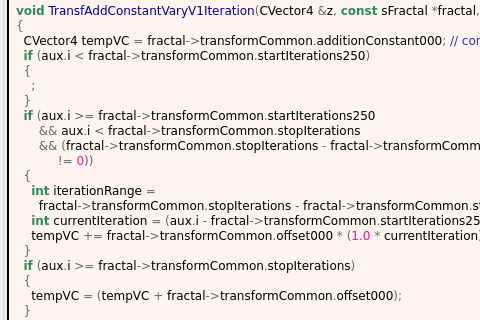
This is mandelbulber2/formula/ui/transf_add_constant_vary_v1.ui in buddhi1980/mandelbulber2 as Qt 5 draws it before an edit; both pictures show x 0 to 480 and y 248 to 568 of the 889 by 799 pixel window. The edited form follows.
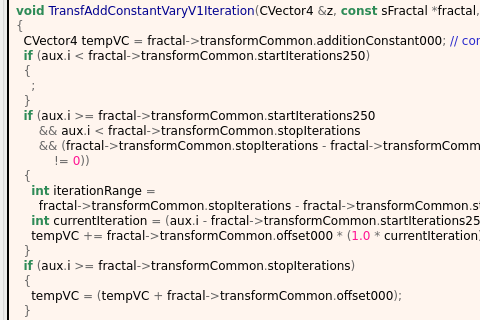
This is the edited form. Custom widgets are drawn as their Qt base class.

What changed in the file:
```diff
--- a/mandelbulber2/formula/ui/transf_add_constant_vary_v1.ui
+++ b/mandelbulber2/formula/ui/transf_add_constant_vary_v1.ui
@@ -372,7 +372,7 @@
   &lt;span style=&quot;color:#2e8b57; font-weight:bold&quot;&gt;if&lt;/span&gt; &lt;span style=&quot;color:#676767&quot;&gt;(&lt;/span&gt;aux&lt;span style=&quot;color:#676767&quot;&gt;.&lt;/span&gt;i &lt;span style=&quot;color:#676767&quot;&gt;&amp;gt;=&lt;/span&gt; fractal&lt;span style=&quot;color:#676767&quot;&gt;-&amp;gt;&lt;/span&gt;transformCommon&lt;span style=&quot;color:#676767&quot;&gt;.&lt;/span&gt;startIterations250
       &lt;span style=&quot;color:#676767&quot;&gt;&amp;amp;&amp;amp;&lt;/span&gt; aux&lt;span style=&quot;color:#676767&quot;&gt;.&lt;/span&gt;i &lt;span style=&quot;color:#676767&quot;&gt;&amp;lt;&lt;/span&gt; fractal&lt;span style=&quot;color:#676767&quot;&gt;-&amp;gt;&lt;/span&gt;transformCommon&lt;span style=&quot;color:#676767&quot;&gt;.&lt;/span&gt;stopIterations
       &lt;span style=&quot;color:#676767&quot;&gt;&amp;amp;&amp;amp; (&lt;/span&gt;fractal&lt;span style=&quot;color:#676767&quot;&gt;-&amp;gt;&lt;/span&gt;transformCommon&lt;span style=&quot;color:#676767&quot;&gt;.&lt;/span&gt;stopIterations &lt;span style=&quot;color:#676767&quot;&gt;-&lt;/span&gt; fractal&lt;span style=&quot;color:#676767&quot;&gt;-&amp;gt;&lt;/span&gt;transformCommon&lt;span style=&quot;color:#676767&quot;&gt;.&lt;/span&gt;startIterations250
-           &lt;span style=&quot;color:#676767&quot;&gt;!=&lt;/span&gt; &lt;span style=&quot;color:#ff1493&quot;&gt;0&lt;/span&gt;&lt;span style=&quot;color:#676767&quot;&gt;))&lt;/span&gt;
+          &lt;span style=&quot;color:#676767&quot;&gt;!=&lt;/span&gt; &lt;span style=&quot;color:#ff1493&quot;&gt;0&lt;/span&gt;&lt;span style=&quot;color:#676767&quot;&gt;))&lt;/span&gt;
   &lt;span style=&quot;color:#676767&quot;&gt;{&lt;/span&gt;
     &lt;span style=&quot;color:#2e8b57; font-weight:bold&quot;&gt;int&lt;/span&gt; iterationRange &lt;span style=&quot;color:#676767&quot;&gt;=&lt;/span&gt;
       fractal&lt;span style=&quot;color:#676767&quot;&gt;-&amp;gt;&lt;/span&gt;transformCommon&lt;span style=&quot;color:#676767&quot;&gt;.&lt;/span&gt;stopIterations &lt;span style=&quot;color:#676767&quot;&gt;-&lt;/span&gt; fractal&lt;span style=&quot;color:#676767&quot;&gt;-&amp;gt;&lt;/span&gt;transformCommon&lt;span style=&quot;color:#676767&quot;&gt;.&lt;/span&gt;startIterations250&lt;span style=&quot;color:#676767&quot;&gt;;&lt;/span&gt;
```
